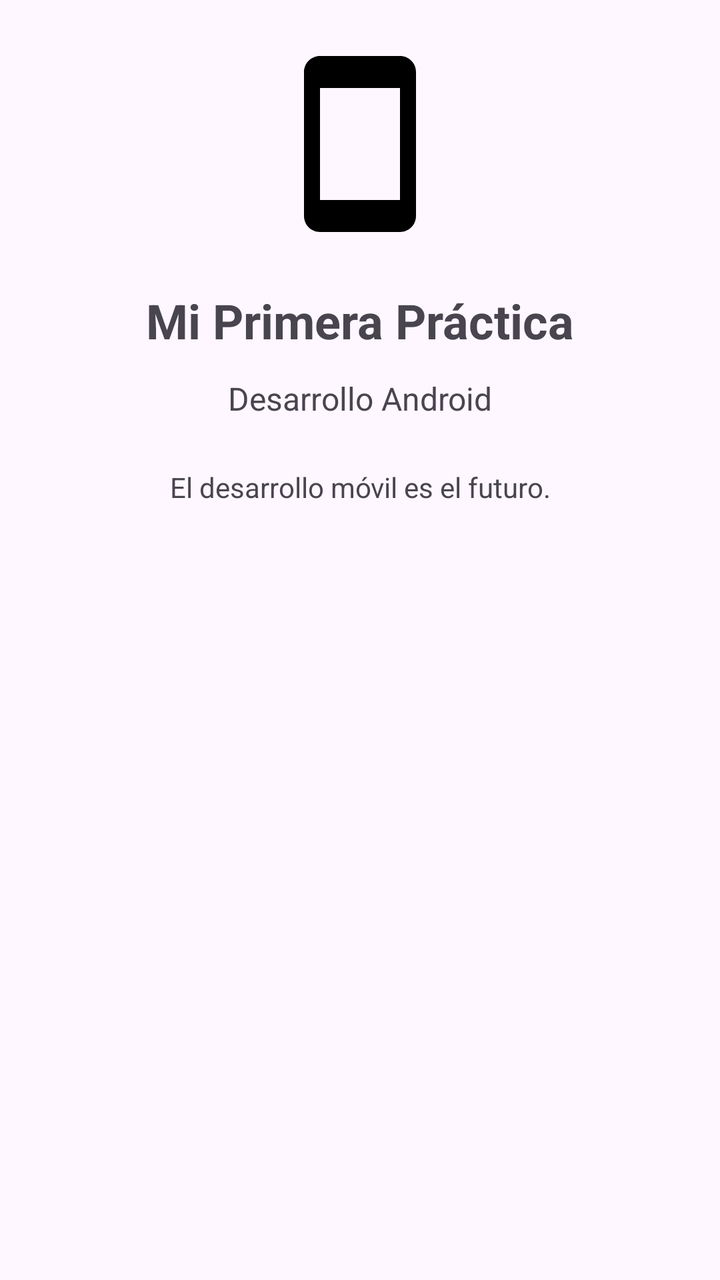
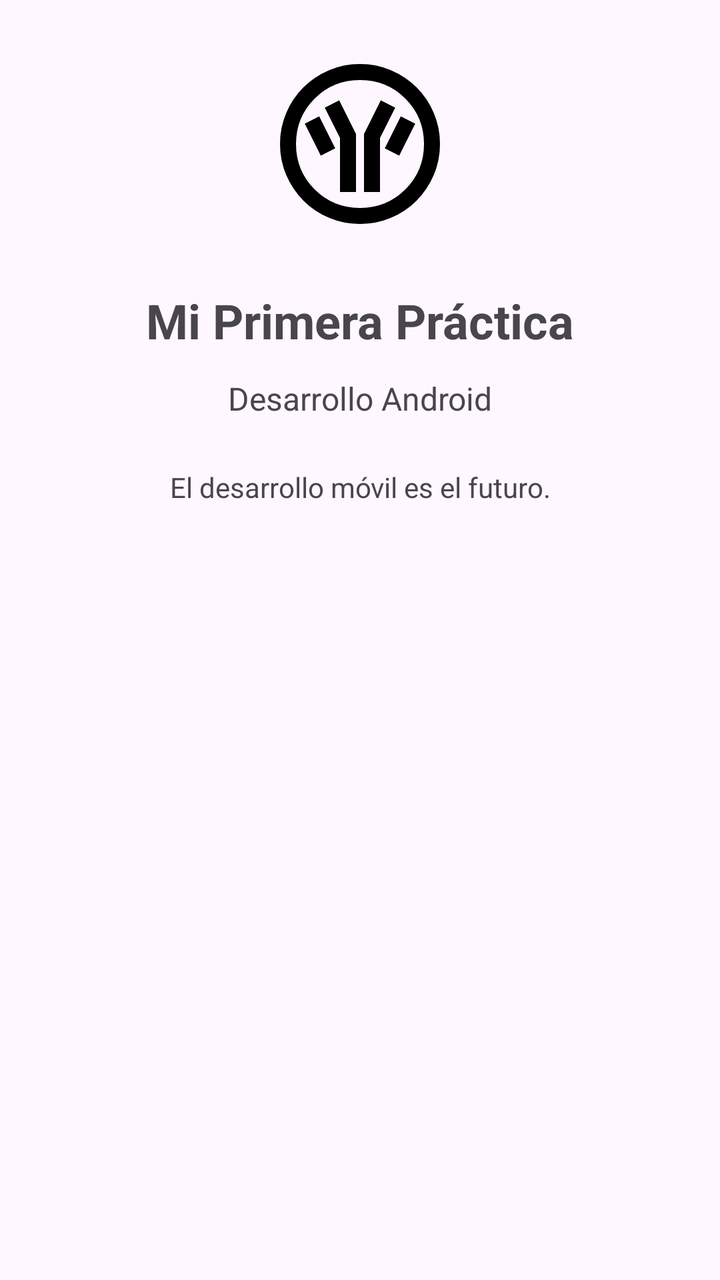

Before-and-after screenshots of an Android layout around one commit, followed by the original layout XML and the change that was made.
<!-- AndroidManifest.xml: application theme Theme.PMDM_UT1_Base -->
<!-- res/layout/activity_main.xml -->
<?xml version="1.0" encoding="utf-8"?>
<androidx.constraintlayout.widget.ConstraintLayout
    xmlns:android="http://schemas.android.com/apk/res/android"
    xmlns:app="http://schemas.android.com/apk/res-auto"
    xmlns:tools="http://schemas.android.com/tools"
    android:id="@+id/main"
    android:layout_width="match_parent"
    android:layout_height="match_parent"
    android:padding="24dp"
    tools:context=".MainActivity">

    <ImageView
        android:id="@+id/imageLogo"
        android:layout_width="96dp"
        android:layout_height="96dp"
        android:contentDescription="@string/app_name"
        android:src="@drawable/ic_smartphone"
        app:layout_constraintBottom_toTopOf="@id/textTitulo"
        app:layout_constraintEnd_toEndOf="parent"
        app:layout_constraintStart_toStartOf="parent"
        app:layout_constraintTop_toTopOf="parent"
        app:layout_constraintVertical_chainStyle="packed" />

    <TextView
        android:id="@+id/textTitulo"
        android:layout_width="wrap_content"
        android:layout_height="wrap_content"
        android:layout_marginTop="24dp"
        android:text="@string/titulo_nuevo"
        android:textSize="24sp"
        android:textStyle="bold"
        app:layout_constraintEnd_toEndOf="parent"
        app:layout_constraintStart_toStartOf="parent"
        app:layout_constraintTop_toBottomOf="@id/imageLogo" />

    <TextView
        android:id="@+id/textSubtitulo"
        android:layout_width="wrap_content"
        android:layout_height="wrap_content"
        android:layout_marginTop="12dp"
        android:text="@string/subtitulo"
        android:textSize="16sp"
        app:layout_constraintEnd_toEndOf="parent"
        app:layout_constraintStart_toStartOf="parent"
        app:layout_constraintTop_toBottomOf="@id/textTitulo" />

    <TextView
        android:id="@+id/textDescripcion"
        android:layout_width="0dp"
        android:layout_height="wrap_content"
        android:layout_marginTop="24dp"
        android:gravity="center"
        android:text="@string/descripcion"
        app:layout_constraintEnd_toEndOf="parent"
        app:layout_constraintStart_toStartOf="parent"
        app:layout_constraintTop_toBottomOf="@id/textSubtitulo" />

</androidx.constraintlayout.widget.ConstraintLayout>
<!-- resources referenced by this layout -->
<resources>
  <!-- drawable ic_smartphone (drawable) -->
  <vector xmlns:android="http://schemas.android.com/apk/res/android" android:height="24dp" android:tint="#000000" android:viewportHeight="24" android:viewportWidth="24" android:width="24dp">
        
      <path android:fillColor="@android:color/white" android:pathData="M17,1.01L7,1c-1.1,0 -2,0.9 -2,2v18c0,1.1 0.9,2 2,2h10c1.1,0 2,-0.9 2,-2V3c0,-1.1 -0.9,-1.99 -2,-1.99zM17,19H7V5h10v14z"/>
      
  </vector>
  <string name="app_name">UT1- Jonathan Rodriguez</string>
  <string name="descripcion">El desarrollo móvil es el futuro.</string>
  <string name="subtitulo">Desarrollo Android</string>
  <string name="titulo_nuevo">Mi Primera Práctica</string>
  <style name="Theme.PMDM_UT1_Base" parent="Base.Theme.PMDM_UT1_Base" />
  <style name="Base.Theme.PMDM_UT1_Base" parent="Theme.Material3.DayNight.NoActionBar">
          
          
      </style>
</resources>

<!-- the commit's change to res/layout/activity_main.xml (unified diff, before → after) -->
@@ -14,7 +14,7 @@
         android:layout_width="96dp"
         android:layout_height="96dp"
         android:contentDescription="@string/app_name"
-        android:src="@drawable/ic_smartphone"
+        android:src="@drawable/outline_allergies_24"
         app:layout_constraintBottom_toTopOf="@id/textTitulo"
         app:layout_constraintEnd_toEndOf="parent"
         app:layout_constraintStart_toStartOf="parent"
<!-- resource entries referenced after the edit -->
@@ -1,9 +1,9 @@
 <!-- resources referenced by this layout -->
 <resources>
-  <!-- drawable ic_smartphone (drawable) -->
-  <vector xmlns:android="http://schemas.android.com/apk/res/android" android:height="24dp" android:tint="#000000" android:viewportHeight="24" android:viewportWidth="24" android:width="24dp">
+  <!-- drawable outline_allergies_24 (drawable) -->
+  <vector xmlns:android="http://schemas.android.com/apk/res/android" android:height="24dp" android:tint="#000000" android:viewportHeight="960" android:viewportWidth="960" android:width="24dp">
         
-      <path android:fillColor="@android:color/white" android:pathData="M17,1.01L7,1c-1.1,0 -2,0.9 -2,2v18c0,1.1 0.9,2 2,2h10c1.1,0 2,-0.9 2,-2V3c0,-1.1 -0.9,-1.99 -2,-1.99zM17,19H7V5h10v14z"/>
+      <path android:fillColor="@android:color/white" android:pathData="M380,720L460,720L460,430L376,262L304,298L380,450L380,720ZM500,720L580,720L580,450L656,298L584,262L500,430L500,720ZM676,538L756,378L684,342L604,502L676,538ZM284,538L356,502L276,342L204,378L284,538ZM480,880Q397,880 324,848.5Q251,817 197,763Q143,709 111.5,636Q80,563 80,480Q80,397 111.5,324Q143,251 197,197Q251,143 324,111.5Q397,80 480,80Q563,80 636,111.5Q709,143 763,197Q817,251 848.5,324Q880,397 880,480Q880,563 848.5,636Q817,709 763,763Q709,817 636,848.5Q563,880 480,880ZM480,800Q614,800 707,707Q800,614 800,480Q800,346 707,253Q614,160 480,160Q346,160 253,253Q160,346 160,480Q160,614 253,707Q346,800 480,800ZM480,480Q480,480 480,480Q480,480 480,480Q480,480 480,480Q480,480 480,480Q480,480 480,480Q480,480 480,480Q480,480 480,480Q480,480 480,480Z"/>
       
   </vector>
   <string name="app_name">UT1- Jonathan Rodriguez</string>
